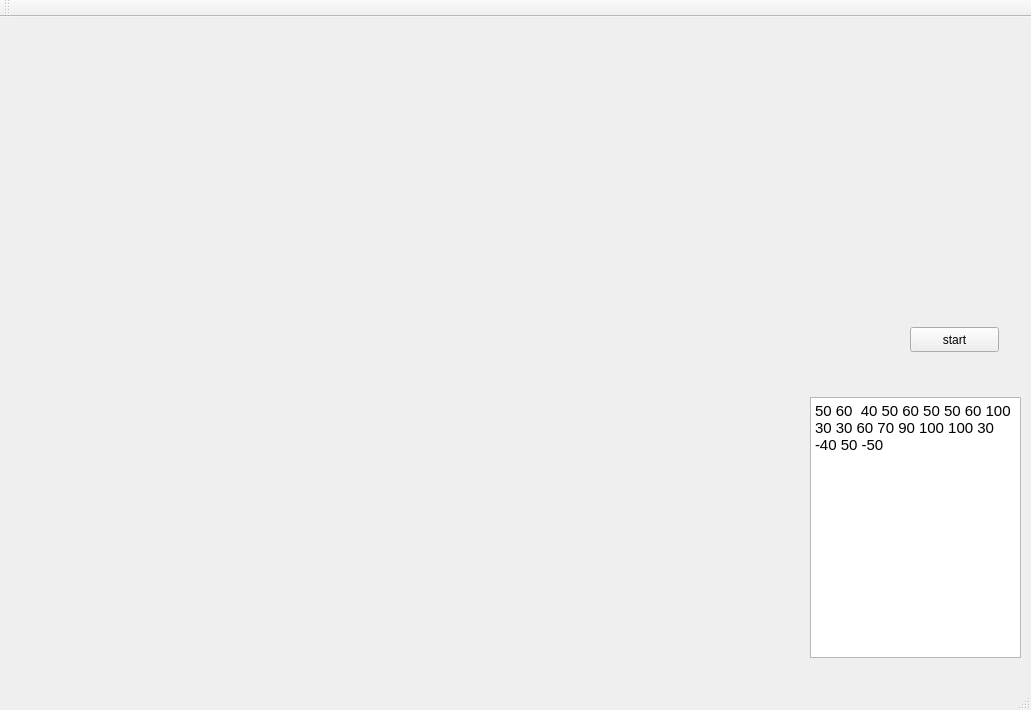
huruitong/Qt, file TU-porject/mainwindow.ui: the form before one commit.
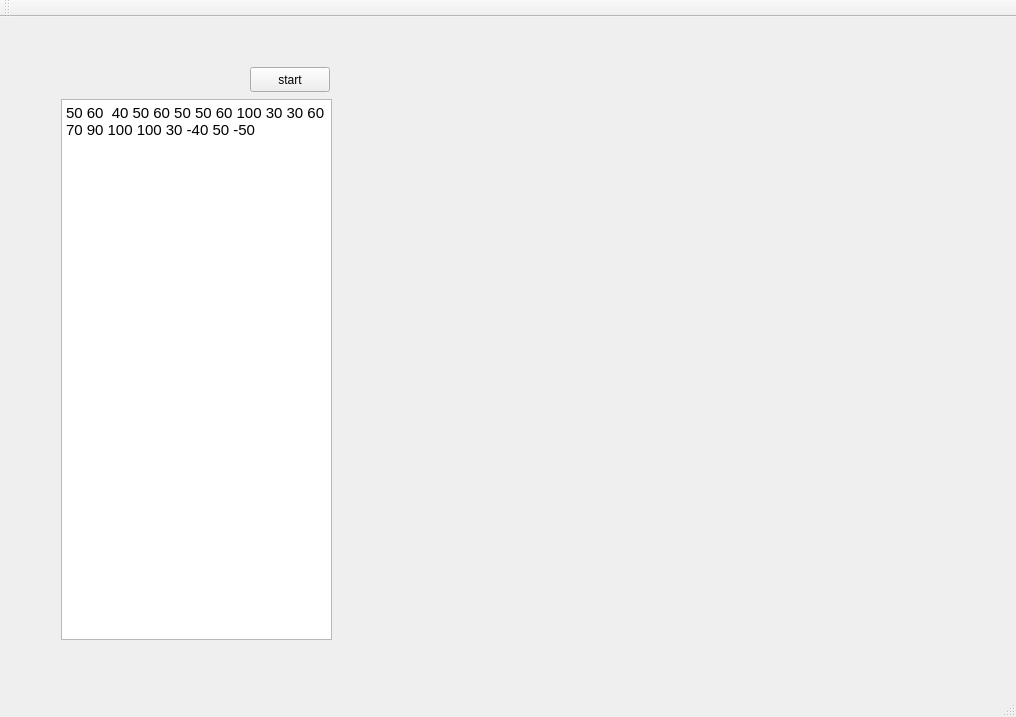
The form after the commit.

The edit to the form file:
```diff
--- a/TU-porject/mainwindow.ui
+++ b/TU-porject/mainwindow.ui
@@ -6,8 +6,8 @@
    <rect>
     <x>0</x>
     <y>0</y>
-    <width>1031</width>
-    <height>710</height>
+    <width>1016</width>
+    <height>717</height>
    </rect>
   </property>
   <property name="windowTitle">
@@ -17,10 +17,10 @@
    <widget class="QTextEdit" name="textEdit">
     <property name="geometry">
      <rect>
-      <x>810</x>
-      <y>380</y>
-      <width>211</width>
-      <height>261</height>
+      <x>61</x>
+      <y>82</y>
+      <width>271</width>
+      <height>541</height>
      </rect>
     </property>
     <property name="html">
@@ -34,9 +34,9 @@
    <widget class="QPushButton" name="pushButton">
     <property name="geometry">
      <rect>
-      <x>910</x>
-      <y>310</y>
-      <width>89</width>
+      <x>250</x>
+      <y>50</y>
+      <width>80</width>
       <height>25</height>
      </rect>
     </property>
```
Left out of the diff: 2 changed lines with no effect on the pictures.
